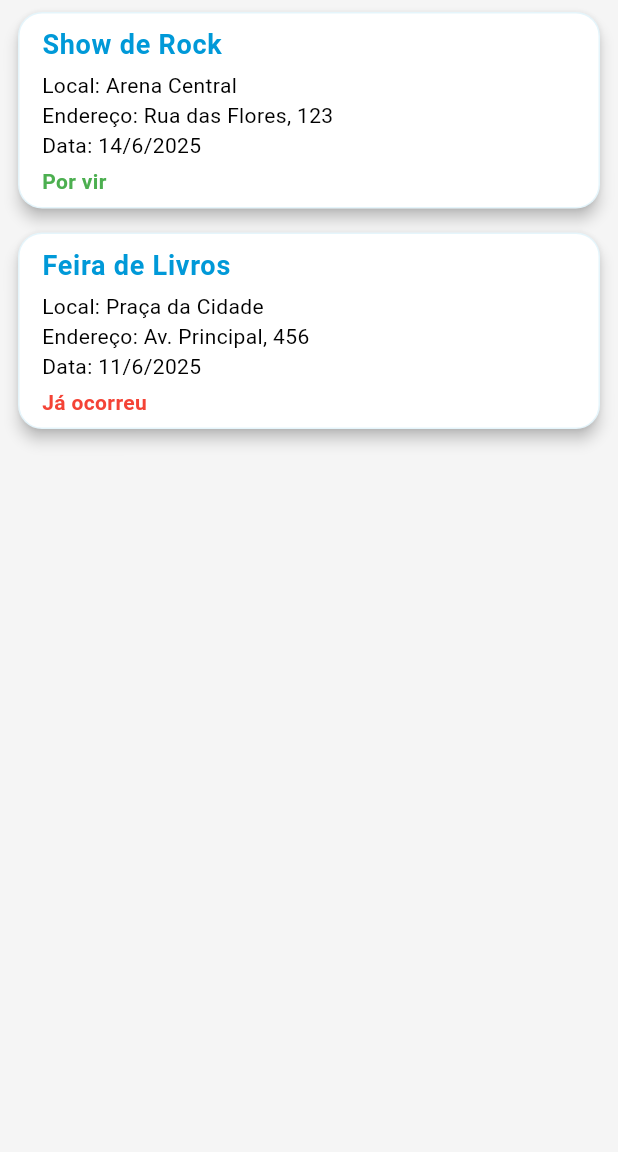
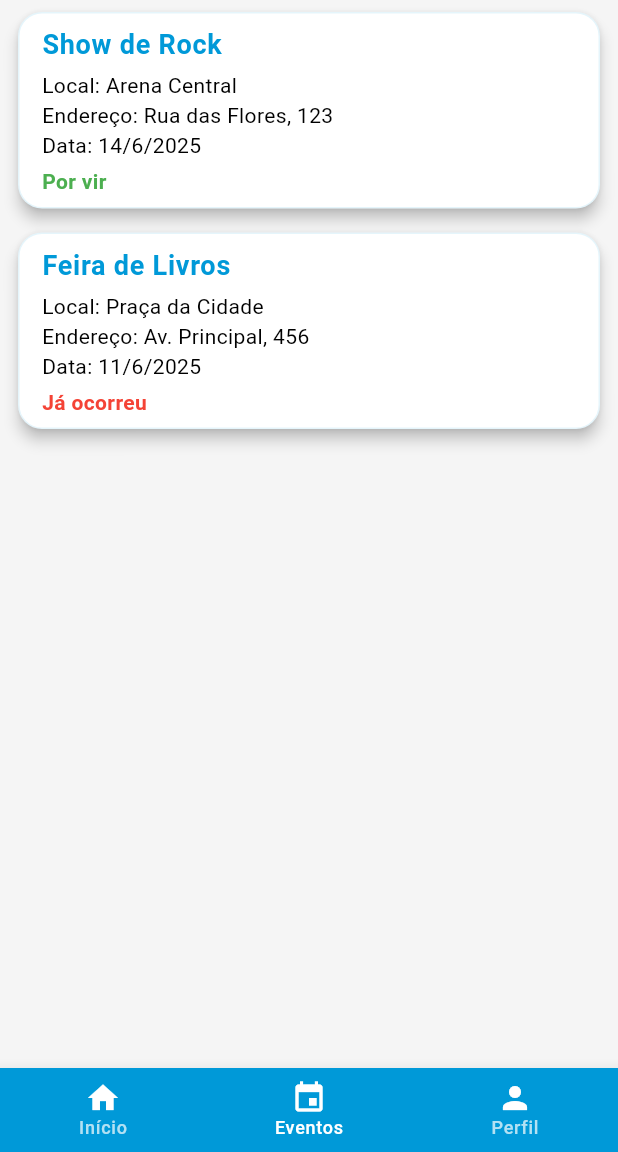
Before and after one commit to suh-a/agenda-de-eventos, a Flutter app: the EventosPage screen opened directly, on a phone screen of 412 x 824 dp, the part 84-1236 px from its top. Run offline on Flutter 3.47's test engine with Material 3 defaults, Android fonts, the phone set to English and light mode, and no system bars; our stand-ins replace cloud_firestore, firebase_core; accounts and stored records are empty; generated files the repository leaves out were written again.

Commit message:
Melhorando telas

```diff
--- /dev/null
+++ b/lib/appbuttombar.dart
@@ -0,0 +1,46 @@
+import 'package:flutter/material.dart';
+
+class AppBottomBar extends StatelessWidget {
+  final String emailLogado;
+  final int currentIndex;
+  final Function(int) onTap;
+
+  const AppBottomBar({
+    Key? key,
+    required this.emailLogado,
+    required this.currentIndex,
+    required this.onTap,
+  }) : super(key: key);
+
+  @override
+  Widget build(BuildContext context) {
+    final theme = Theme.of(context);
+    final primaryColor = theme.primaryColor;
+    return BottomNavigationBar(
+      currentIndex: currentIndex,
+      backgroundColor: primaryColor,
+      selectedItemColor: Colors.white,
+      unselectedItemColor: Colors.white.withOpacity(0.7),
+      onTap: onTap,
+      items: const [
+        BottomNavigationBarItem(
+          icon: Icon(Icons.home, color: Colors.white),
+          label: 'Início',
+        ),
+        BottomNavigationBarItem(
+          icon: Icon(Icons.event, color: Colors.white),
+          label: 'Eventos',
+        ),
+        BottomNavigationBarItem(
+          icon: Icon(Icons.person, color: Colors.white),
+          label: 'Perfil',
+        ),
+      ],
+      selectedLabelStyle: theme.textTheme.labelMedium?.copyWith(color: Colors.white),
+      unselectedLabelStyle: theme.textTheme.labelMedium?.copyWith(color: Colors.white70),
+      type: BottomNavigationBarType.fixed,
+      elevation: 8,
+      showUnselectedLabels: true,
+    );
+  }
+}
--- a/lib/eventos.dart
+++ b/lib/eventos.dart
@@ -1,4 +1,7 @@
 import 'package:flutter/material.dart';
+import 'appbuttombar.dart';
+import 'perfil.dart';
+import 'home.dart';
 
 class EventoDetalhesPage extends StatelessWidget {
   final Evento evento;
@@ -100,10 +103,8 @@ class Evento {
   }
 }
 
-
 class EventoService {
   Future<List<Evento>> fetchEventos() async {
-
     await Future.delayed(const Duration(seconds: 1));
     return [
       Evento(
@@ -125,7 +126,8 @@ class EventoService {
 }
 
 class EventosPage extends StatefulWidget {
-  const EventosPage({Key? key}) : super(key: key);
+  final String? emailLogado;
+  const EventosPage({Key? key, this.emailLogado}) : super(key: key);
 
   @override
   _EventosPageState createState() => _EventosPageState();
@@ -139,6 +141,22 @@ class _EventosPageState extends State<EventosPage> {
   void initState() {
     super.initState();
     _eventosFuture = _eventoService.fetchEventos();
+  }
+
+  void _onNavTap(int index) {
+    if (index == 1) return; // já está em Eventos
+    if (index == 0) {
+      Navigator.pushReplacement(
+        context,
+        MaterialPageRoute(builder: (_) => HomePage(emailLogado: widget.emailLogado ?? "")),
+      );
+    }
+    if (index == 2) {
+      Navigator.pushReplacement(
+        context,
+        MaterialPageRoute(builder: (_) => PerfilPage(emailLogado: widget.emailLogado ?? "")),
+      );
+    }
   }
 
   @override
@@ -211,6 +229,11 @@ class _EventosPageState extends State<EventosPage> {
           );
         },
       ),
+      bottomNavigationBar: AppBottomBar(
+        emailLogado: widget.emailLogado ?? "",
+        currentIndex: 1,
+        onTap: _onNavTap,
+      ),
     );
   }
 }
```
Also changed, not shown: lib/home.dart (+21 -37 lines), lib/perfil.dart (+24 -0 lines).
